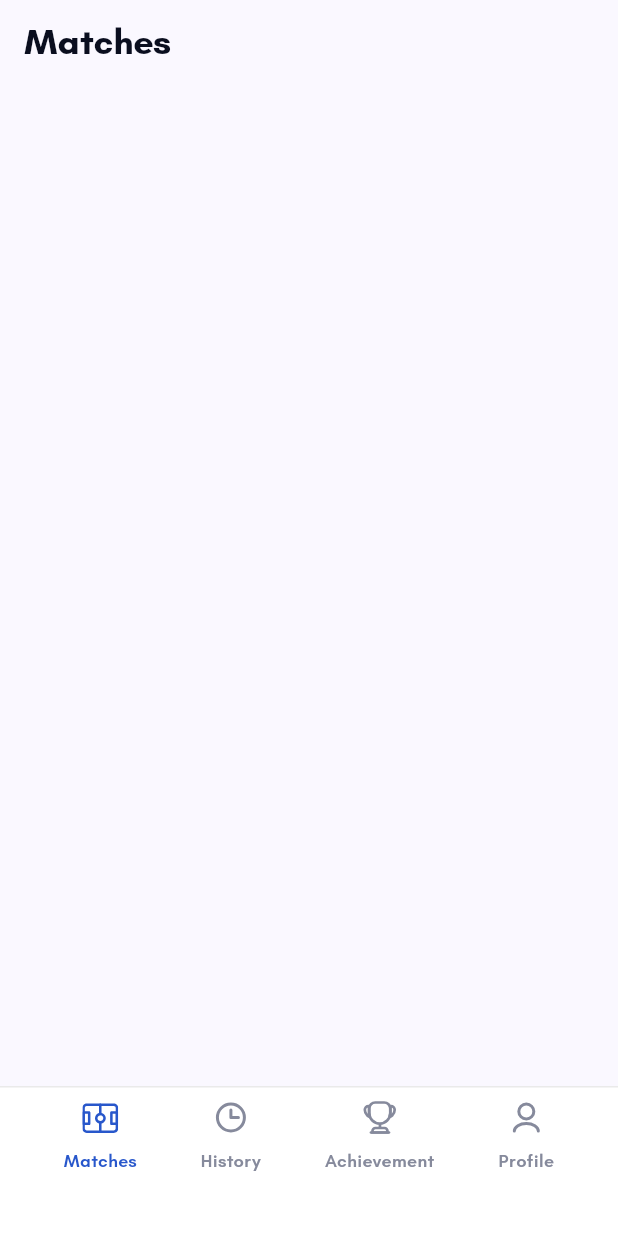
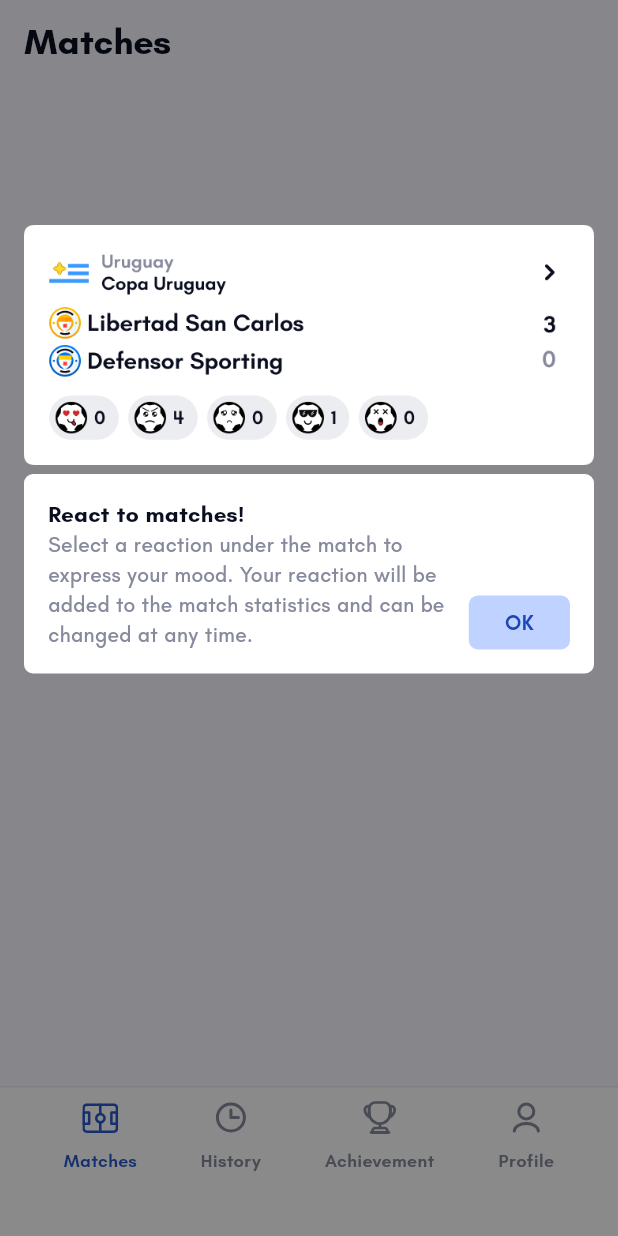
Before and after one commit to sftskllnr/fan_react, a Flutter app: the screen it shows after launch, after a tap on "Skip", on a phone screen of 412 x 824 dp. Run offline on Flutter 3.47's test engine with Material 3 defaults, Android fonts, the phone set to English and light mode, and no system bars; our stand-ins replace dio, firebase_core, flutter_local_notifications, flutter_smart_dialog, flutter_svg, lottie and 3 more; missing offline and left inert: app_settings; accounts and stored records are empty; project files that could hold a hidden picture were left out.

Commit message:
1.0.0 (4) tips

```diff
--- a/lib/const/strings.dart
+++ b/lib/const/strings.dart
@@ -88,7 +88,11 @@ String weReview =
     'We review comments and remove those that break the rules. Repeated violations may limit your account.';
 
 // HOME
+String ok = 'OK';
 String matches = 'Matches';
 String history = 'History';
 String achievement = 'Achievement';
 String profile = 'Profile';
+String reactToMatches = 'React to matches!';
+String selectReaction =
+    'Select a reaction under the match to express your mood. Your reaction will be added to the match statistics and can be changed at any time.';
--- a/lib/const/theme.dart
+++ b/lib/const/theme.dart
@@ -14,6 +14,7 @@ Color G_400 = const Color(0xffECEDF0);
 Color G_300 = const Color(0xffEAEAEA);
 Color G_200 = const Color(0xffF6F6F6);
 Color G_100 = const Color(0xffFfFfFf);
+Color HINT_COLOR = const Color(0x00000059);
 
 Color SYSTEM_ONE = const Color(0xffFF3B30);
 Color SYSTEM_TWO = const Color(0xff007AFF);
--- a/lib/main.dart
+++ b/lib/main.dart
@@ -3,6 +3,7 @@ import 'package:fan_react/screens/preload/preload_screen.dart';
 import 'package:fan_react/services/notification_service.dart';
 import 'package:flutter/material.dart';
 import 'package:flutter/services.dart';
+import 'package:flutter_smart_dialog/flutter_smart_dialog.dart';
 
 final GlobalKey<NavigatorState> navigatorKey = GlobalKey<NavigatorState>();
 
@@ -24,6 +25,8 @@ class MyApp extends StatelessWidget {
     return MaterialApp(
       navigatorKey: navigatorKey,
       debugShowCheckedModeBanner: false,
+      navigatorObservers: [FlutterSmartDialog.observer],
+      builder: FlutterSmartDialog.init(),
       theme: ThemeData(
           colorScheme: ColorScheme.fromSeed(seedColor: ACCENT_PRIMARY),
           useMaterial3: true),
--- a/lib/screens/home/home_screen.dart
+++ b/lib/screens/home/home_screen.dart
@@ -1,3 +1,4 @@
+import 'package:fan_react/const/const.dart';
 import 'package:fan_react/const/strings.dart';
 import 'package:fan_react/const/theme.dart';
 import 'package:fan_react/screens/achievement/achievement.dart';
@@ -7,7 +8,14 @@ import 'package:fan_react/screens/home/bottom_nav_bar/bottom_nav_bar_item.dart';
 import 'package:fan_react/screens/matches/matches.dart';
 import 'package:fan_react/screens/profile/profile.dart';
 import 'package:flutter/material.dart';
+import 'package:flutter_smart_dialog/flutter_smart_dialog.dart';
 import 'package:flutter_svg/svg.dart';
+import 'package:intl/intl.dart';
+import 'package:shared_preferences/shared_preferences.dart';
+
+//guide dialog
+late BuildContext _aContext;
+late BuildContext _bContext;
 
 class HomeScreen extends StatefulWidget {
   final String? payload;
@@ -21,27 +29,143 @@ final ValueNotifier selectedIndexGlobal = ValueNotifier(0);
 
 class _HomeScreen extends State<HomeScreen> {
   List<Widget> _listWidgets = [];
+  bool? _isFirstLaunch;
+  double topPadding = 150;
 
   @override
   void initState() {
+    super.initState();
+
     _listWidgets = [
       const Matches(),
       const History(),
       const Achievement(),
       const Profile()
     ];
-    super.initState();
+
+    _getIsFirstLaunch();
+  }
+
+  Future<void> _getIsFirstLaunch() async {
+    final prefs = await SharedPreferences.getInstance();
+    bool? isFirstLaunch = prefs.getBool('isFirstLaunch');
+
+    if (isFirstLaunch != null) {
+      _show(); // delete before release
+      setState(() {
+        _isFirstLaunch == false;
+      });
+    } else {
+      await prefs.setBool('isFirstLaunch', false);
+      // _show(); // uncomment before release
+      setState(() {
+        _isFirstLaunch == true;
+      });
+    }
+  }
+
+  void showGuide() {
+    _show();
+  }
+
+  void _show() async {
+    SmartDialog.show(builder: (_) {
+      return Container(
+        width: double.infinity,
+        height: double.infinity,
+        decoration: BoxDecoration(
+            borderRadius: BorderRadius.circular(20), color: HINT_COLOR),
+        child: Stack(
+            alignment: Alignment.topCenter, children: [_pointA(), _pointB()]),
+      );
+    });
+    await Future.delayed(const Duration(milliseconds: 500));
+  }
+
+  Widget _pointA() {
+    return Positioned(
+      left: padding,
+      top: topPadding,
+      child: Builder(builder: (context) {
+        _aContext = context;
+        return matchItem(context);
+      }),
+    );
+  }
+
+  Widget _pointB() {
+    return Positioned(
+      left: padding,
+      right: padding,
+      top: topPadding * 2 + padding,
+      child: Builder(builder: (context) {
+        _bContext = context;
+        return reactDescription();
+      }),
+    );
+  }
+
+  Widget matchItem(BuildContext context) {
+    return SizedBox(
+      width: MediaQuery.sizeOf(context).width - padding * 2,
+      child: Image.asset('assets/png/match.png'),
+    );
+  }
+
+  Widget reactDescription() {
+    return Container(
+        padding: const EdgeInsets.all(padding),
+        decoration: BoxDecoration(
+            color: G_100,
+            borderRadius:
+                const BorderRadius.all(Radius.circular(buttonsRadius))),
+        child: Row(
+            mainAxisAlignment: MainAxisAlignment.spaceBetween,
+            crossAxisAlignment: CrossAxisAlignment.end,
+            children: [
+              SizedBox(
+                width: MediaQuery.sizeOf(context).width * 0.65,
+                child: Column(
+                  crossAxisAlignment: CrossAxisAlignment.start,
+                  children: [
+                    Text(reactToMatches, style: size15bold),
+                    Text(selectReaction,
+                        style: size14medium.copyWith(color: G_700)),
+                  ],
+                ),
+              ),
+              Column(children: [
+                InkWell(
+                    onTap: () async => await SmartDialog.dismiss(),
+                    child: Container(
+                        padding: const EdgeInsets.symmetric(
+                            horizontal: padding * 1.5, vertical: padding / 2),
+                        decoration: BoxDecoration(
+                            color: BACKGROUND_PRIMARY,
+                            borderRadius: BorderRadius.circular(buttonsRadius)),
+                        child: Text(ok,
+                            style: size14semibold.copyWith(
+                                color: ACCENT_SECONDARY))))
+              ])
+            ]));
   }
 
   @override
   Widget build(BuildContext context) {
+    var now = DateTime.now();
+    DateFormat dateFormatBack = DateFormat('yyyy-MM-dd');
+    debugPrint(dateFormatBack.format(now));
+
     return ValueListenableBuilder(
         valueListenable: selectedIndexGlobal,
         builder: (context, value, child) {
           return Scaffold(
             backgroundColor: G_200,
-            body: IndexedStack(
-                index: selectedIndexGlobal.value, children: _listWidgets),
+            body: InkWell(
+              onTap: () => showGuide(),
+              child: IndexedStack(
+                  index: selectedIndexGlobal.value, children: _listWidgets),
+            ),
             bottomNavigationBar: SizedBox(
               height: 100,
               child: BottomNavBar(
--- a/lib/screens/onboarding/first_onboarding.dart
+++ b/lib/screens/onboarding/first_onboarding.dart
@@ -11,6 +11,9 @@ class FirstOnboarding extends StatelessWidget {
 
   @override
   Widget build(BuildContext context) {
+    double screenWidth = MediaQuery.sizeOf(context).width;
+    double screenHeight = MediaQuery.sizeOf(context).height; // 890 A 850 I
+
     void goToHomeScreen() {
       Navigator.of(context).pushAndRemoveUntil(
           MaterialPageRoute(builder: (builder) => const HomeScreen()),
@@ -33,8 +36,11 @@ class FirstOnboarding extends StatelessWidget {
                     borderRadius: BorderRadius.circular(buttonsRadius)),
                 child: Text(skip, style: size15semibold)))
       ]),
-      body: Column(
+      body: Container(
+        color: G_100,
+        child: Column(
           children: [
+            screenHeight > 855 ? const Spacer() : Container(),
             Container(color: G_100, child: Image.asset(firstOnboard)),
             Container(
               width: Size.infinite.width,
@@ -63,7 +69,8 @@ class FirstOnboarding extends StatelessWidget {
                               width: padding / 2,
                               height: padding / 2,
                               decoration: BoxDecoration(
-                                color: ACCENT_PRIMARY, shape: BoxShape.circle)),
+                                  color: ACCENT_PRIMARY,
+                                  shape: BoxShape.circle)),
                           const SizedBox(width: padding / 2),
                           Container(
                               width: padding / 2,
@@ -77,8 +84,10 @@ class FirstOnboarding extends StatelessWidget {
                   ],
                 ),
               ),
-          )
+            ),
+            const Spacer()
           ],
+        ),
       ),
     );
   }
--- a/lib/screens/preload/preload_screen.dart
+++ b/lib/screens/preload/preload_screen.dart
@@ -58,12 +58,18 @@ class _PreloadScreen extends State<PreloadScreen> {
 
   @override
   Widget build(BuildContext context) {
+    double screenWidth = MediaQuery.sizeOf(context).width;
+    double screenHeight = MediaQuery.sizeOf(context).height;
+
     return Container(
       decoration: BoxDecoration(color: BACKGROUND),
       child: Stack(
         alignment: Alignment.topCenter,
         children: [
-          SvgPicture.asset(preloaderBack),
+          SizedBox(
+              width: screenWidth,
+              height: screenHeight,
+              child: SvgPicture.asset(preloaderBack, fit: BoxFit.fitWidth)),
           Center(
               child: Container(
                   width: 125,
--- a/pubspec.yaml
+++ b/pubspec.yaml
@@ -3,7 +3,7 @@ description: "A new Flutter project."
 
 publish_to: 'none'
 
-version: 1.0.0+3
+version: 1.0.0+4
 
 environment:
   sdk: ^3.5.3
@@ -22,6 +22,9 @@ dependencies:
   flutter_svg: ^2.1.0
   percent_indicator: ^4.2.5
   internet_connection_checker_plus: ^2.7.2
+  dio: ^5.9.0
+  intl: ^0.20.2
+  flutter_smart_dialog: ^4.9.8+9
 
 dev_dependencies:
   flutter_test:
```
Also changed, not shown: lib/api/api_client.dart (added, +44 -0 lines), lib/models/away_team.dart/away_team.dart (added, +30 -0 lines), lib/models/country/country.dart (added, +30 -0 lines), lib/models/home_team.dart/home_team.dart (added, +30 -0 lines), lib/models/league/league.dart (added, +37 -0 lines), lib/models/match/match.dart (added, +58 -0 lines), lib/models/state/match_state.dart (added, +29 -0 lines), lib/models/state/score.dart (added, +27 -0 lines), lib/screens/onboarding/second_onboarding.dart (+14 -4 lines), assets/png/match.png (added), pubspec.lock, 1 other file. Lines whose indentation alone changed are shown as unchanged.
